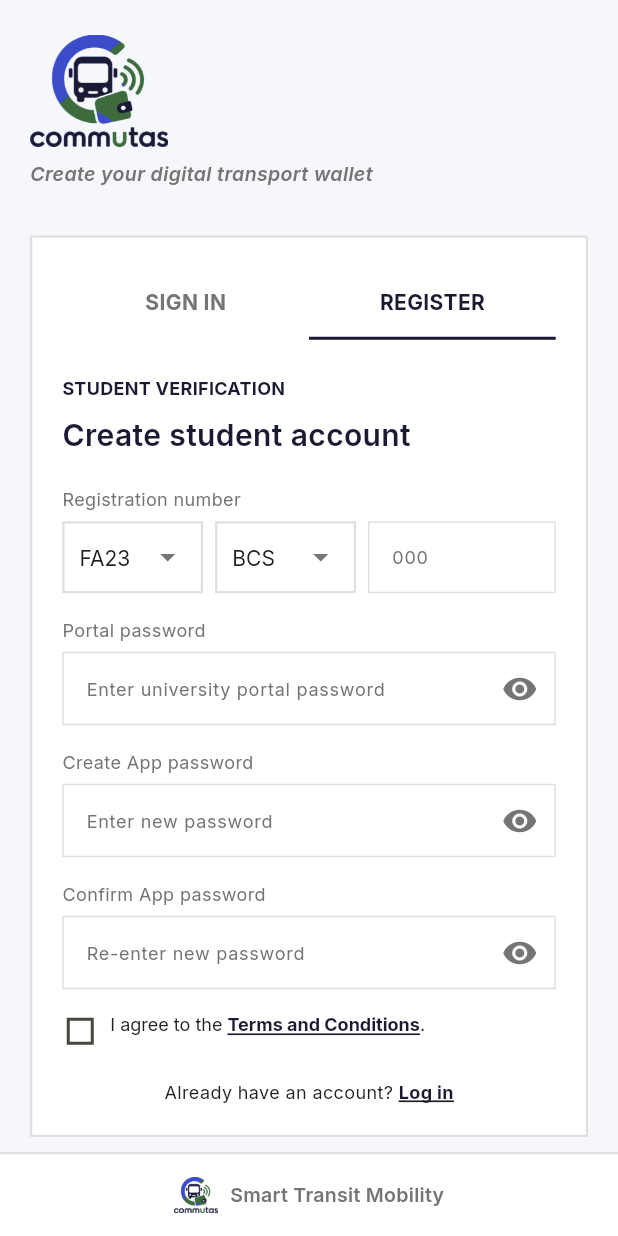
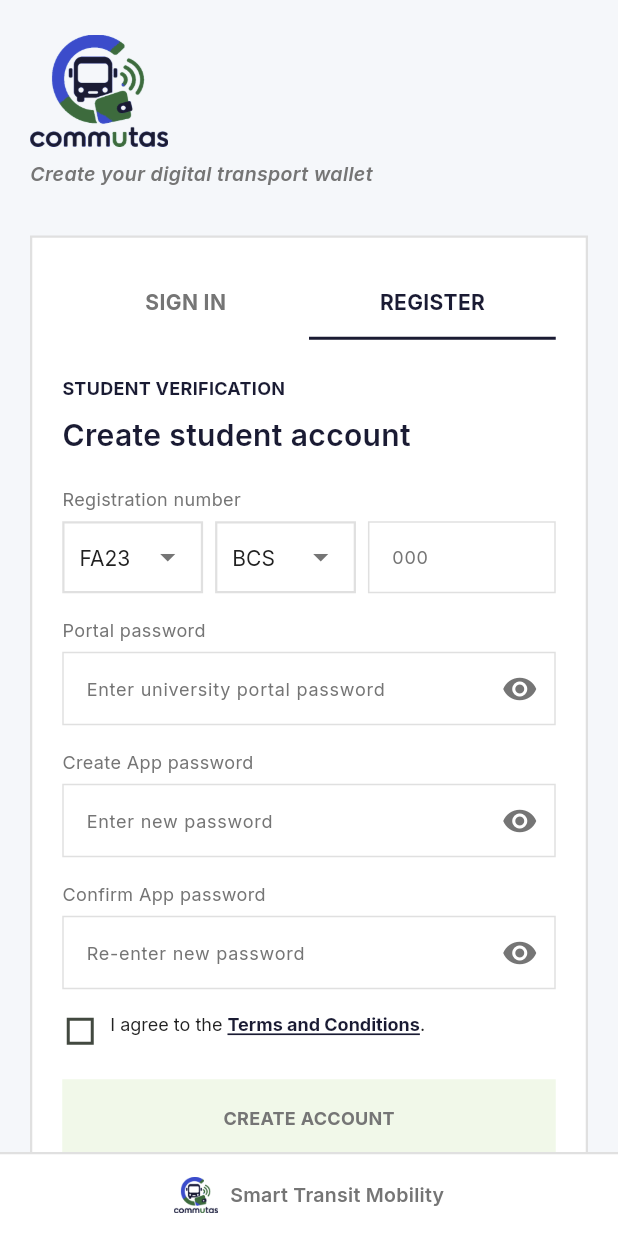
Before and after one commit to Wafa-Amjad/Commutas, a Flutter app: the screen it shows after launch, after a tap on "SIGN IN", after a tap on "REGISTER", on a phone screen of 412 x 824 dp. Run offline on Flutter 3.47's test engine with Material 3 defaults, Android fonts, the phone set to English and light mode, and no system bars; our stand-ins replace dio, firebase_core, firebase_messaging, flutter_secure_storage, google_fonts, image_picker and 2 more; missing offline and left inert: flutter_biometric_change_detector; accounts and stored records are empty.

```diff
--- a/lib/screens/login_signup_screen.dart
+++ b/lib/screens/login_signup_screen.dart
@@ -1188,6 +1188,13 @@ Row(
     ),
   ],
 ),
+        const SizedBox(height: 20.0),
+
+        _buildPrimaryButton(
+          label: 'CREATE ACCOUNT',
+          onPressed: _handleSignUp,
+          disabled: !_isSignUpValid,
+        ),
         const SizedBox(height: 20.0),
 
         // Redirect back to login
```
